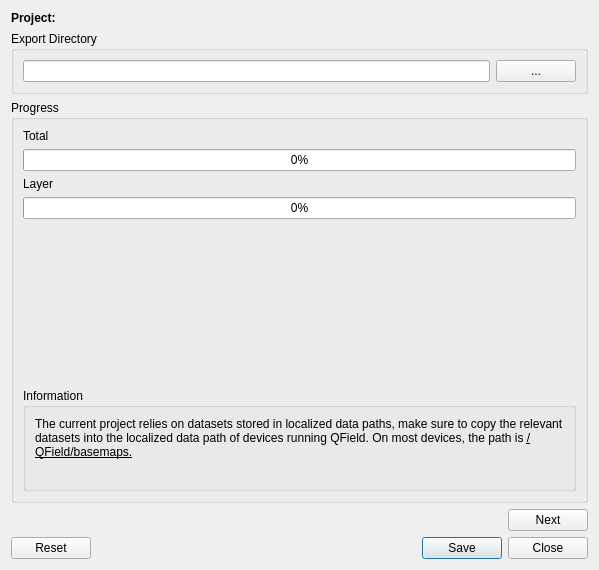
The window that qfieldsync/ui/package_dialog.ui (opengisch/qfieldsync) describes before a commit, drawn with Qt 5.
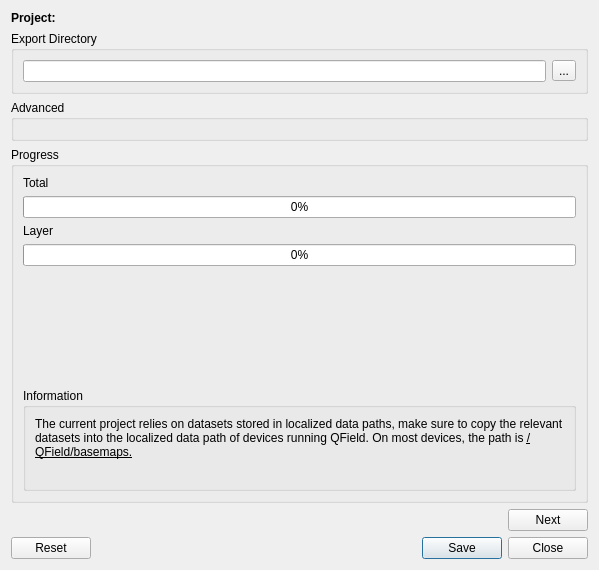
The same window after the commit. The open tabs and pages were chosen to show the change. Custom widgets are drawn as their Qt base class.

Commit message: Make "Select All"/"Deselect All" buttons functional

The edit to the form file:
```diff
--- a/qfieldsync/ui/package_dialog.ui
+++ b/qfieldsync/ui/package_dialog.ui
@@ -118,7 +118,7 @@
            <widget class="QLineEdit" name="manualDir"/>
           </item>
           <item row="0" column="1">
-           <widget class="QPushButton" name="manualDir_btn">
+           <widget class="QToolButton" name="manualDir_btn">
             <property name="text">
              <string>...</string>
             </property>
@@ -127,6 +127,14 @@
          </layout>
         </widget>
        </item>
+       <item>
+        <widget class="QgsCollapsibleGroupBox" name="advancedOptionsGroupBox">
+         <property name="title">
+          <string>Advanced</string>
+         </property>
+         <layout class="QVBoxLayout" name="verticalLayout_5"/>
+        </widget>
+       </item>
        <item>
         <widget class="QGroupBox" name="progress_group">
          <property name="title">
@@ -264,6 +272,14 @@
    </item>
   </layout>
  </widget>
+ <customwidgets>
+  <customwidget>
+   <class>QgsCollapsibleGroupBox</class>
+   <extends>QGroupBox</extends>
+   <header>qgscollapsiblegroupbox.h</header>
+   <container>1</container>
+  </customwidget>
+ </customwidgets>
  <resources/>
  <connections>
   <connection>
```
The commit also changes 6 other files.
